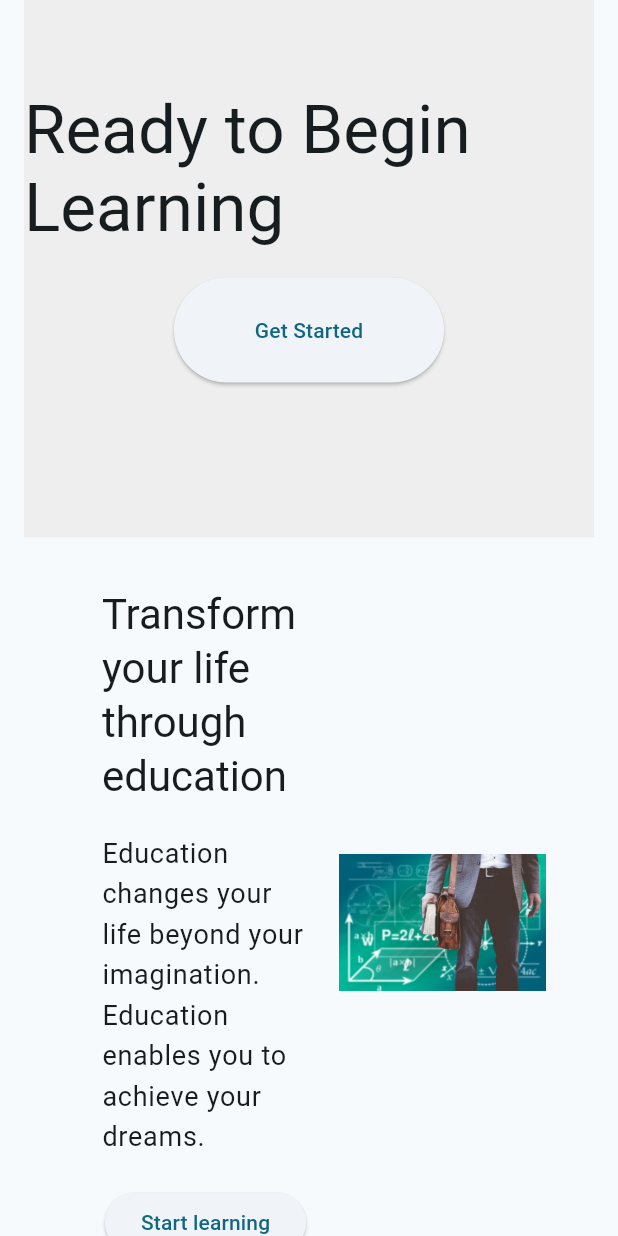
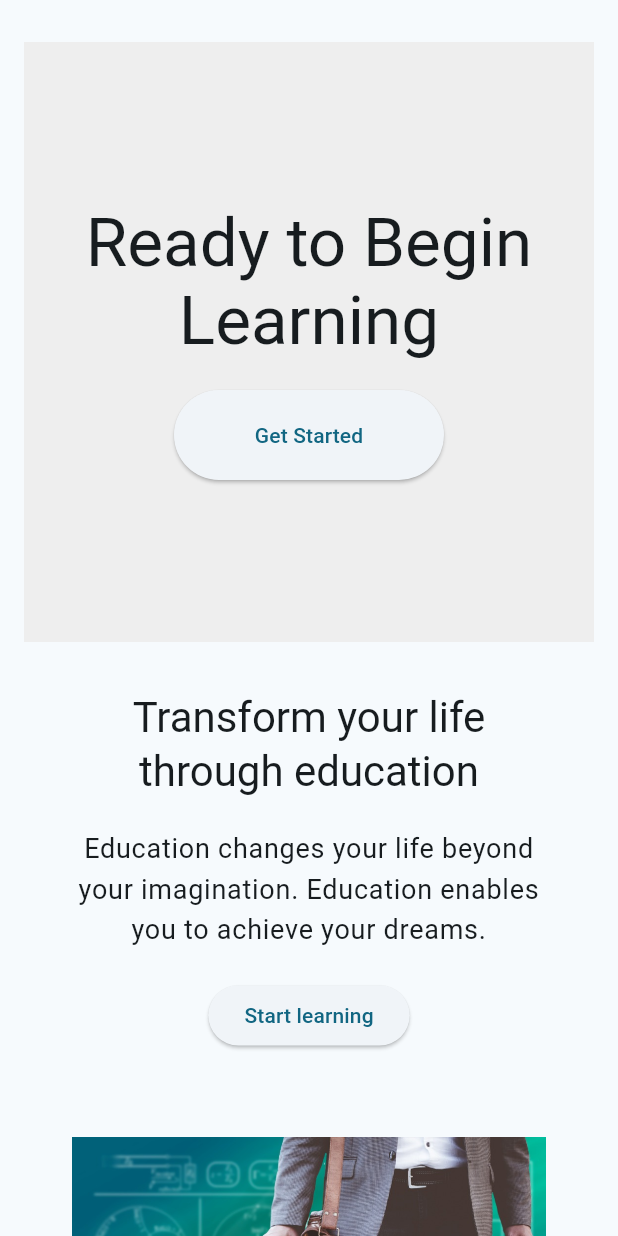
Before and after one commit to massimilianoporzio/flutter_academy, a Flutter app: the screen it shows after launch, scrolled down 1728 dp, after a tap on "Get Started", on a phone screen of 412 x 824 dp. Run offline on Flutter 3.47's test engine with Material 2 defaults, Android fonts, the phone set to English and light mode, and no system bars.

Commit message:
reposnive again

```diff
--- a/lib/pages/home_page.dart
+++ b/lib/pages/home_page.dart
@@ -6,17 +6,88 @@ import 'package:flutter_academy/widgets/featured_section.dart';
 import 'package:flutter_academy/widgets/footer.dart';
 import 'package:flutter_academy/widgets/header.dart';
 
+import '../res/responsive.dart';
+
 class HomePage extends StatelessWidget {
   const HomePage({super.key});
 
   @override
   Widget build(BuildContext context) {
     return Scaffold(
+      drawer: MediaQuery.of(context).size.width > ScreenSizes.md
+          ? null
+          : Drawer(
+              child: ListView(
+                children: [
+                  Container(
+                    color: Theme.of(context).primaryColor,
+                    padding: const EdgeInsets.all(16.0),
+                    child: Text(
+                      "Flutter Academy",
+                      style: Theme.of(context)
+                          .textTheme
+                          .titleLarge
+                          ?.copyWith(color: Colors.white),
+                    ),
+                  ),
+                  ListTile(
+                    title: const Text("Home"),
+                    onTap: () {},
+                  ),
+                  ListTile(
+                    title: const Text("Courses"),
+                    onTap: () {},
+                  ),
+                  ListTile(
+                    title: const Text("About"),
+                    onTap: () {},
+                  ),
+                  ListTile(
+                    title: const Text("Contact"),
+                    onTap: () {},
+                  ),
+                ],
+              ),
+            ),
       body: ListView(
         padding: const EdgeInsets.all(16.0),
         children: [
           AppBar(
-            title: const Text('Flutter Academy'),
+            title: Text('Flutter Academy',
+                style: TextStyle(
+                    color: Theme.of(context).colorScheme.onBackground)),
+            actions: (MediaQuery.of(context).size.width <= ScreenSizes.md)
+                ? null
+                : [
+                    TextButton(
+                      style: TextButton.styleFrom(
+                          //foregroundColor: Colors.white,
+                          ),
+                      onPressed: () {},
+                      child: const Text("Home"),
+                    ),
+                    TextButton(
+                      style: TextButton.styleFrom(
+                          //foregroundColor: Colors.white,
+                          ),
+                      onPressed: () {},
+                      child: const Text("Courses"),
+                    ),
+                    TextButton(
+                      style: TextButton.styleFrom(
+                          //foregroundColor: Colors.white,
+                          ),
+                      onPressed: () {},
+                      child: const Text("About"),
+                    ),
+                    TextButton(
+                      style: TextButton.styleFrom(
+                          // foregroundColor: Colors.white,
+                          ),
+                      onPressed: () {},
+                      child: const Text("Contact"),
+                    ),
+                  ],
           ),
           const Header(),
           const SizedBox(
@@ -37,7 +108,7 @@ class HomePage extends StatelessWidget {
             child: ListView(
               scrollDirection: Axis.horizontal,
               children: [
-                SizedBox(
+                const SizedBox(
                   width: 20,
                 ),
                 CourseCard(
--- /dev/null
+++ b/lib/res/responsive.dart
@@ -0,0 +1,15 @@
+import 'package:flutter/material.dart';
+
+class ScreenSizes {
+  static const double xs = 480.0;
+  static const double sm = 640.0;
+  static const double md = 768.0;
+  static const double lg = 1024.0;
+  static const double xl = 1280.0;
+  static const double xxl = 1536.0;
+}
+
+//mi ice di usare asse verticale se la larghezza è minore di 768
+Axis getAxis(double width) {
+  return width > ScreenSizes.md ? Axis.horizontal : Axis.vertical;
+}
--- a/lib/widgets/call_to_action.dart
+++ b/lib/widgets/call_to_action.dart
@@ -1,4 +1,5 @@
 import 'package:flutter/material.dart';
+import 'package:flutter_academy/res/responsive.dart';
 
 class CallToAction extends StatelessWidget {
   const CallToAction({super.key});
@@ -13,14 +14,21 @@ class CallToAction extends StatelessWidget {
       child: Column(mainAxisSize: MainAxisSize.min, children: [
         Text(
           "Ready to Begin Learning",
+          textAlign: TextAlign.center,
           style: Theme.of(context).textTheme.displayMedium,
         ),
         const SizedBox(
           height: 20,
         ),
         ElevatedButton(
-          onPressed: () {},
-          style: ElevatedButton.styleFrom(fixedSize: Size(180, 70)),
+          onPressed: () {
+            print("register");
+          },
+          style: ElevatedButton.styleFrom(
+            fixedSize: MediaQuery.of(context).size.width > ScreenSizes.md
+                ? const Size(180, 50)
+                : const Size(180, 60),
+          ),
           child: const Text('Get Started'),
         )
       ]),
--- a/lib/widgets/featured_section.dart
+++ b/lib/widgets/featured_section.dart
@@ -1,4 +1,5 @@
 import 'package:flutter/material.dart';
+import 'package:flutter_academy/res/responsive.dart';
 
 class FeaturedSection extends StatelessWidget {
   const FeaturedSection({
@@ -20,10 +21,15 @@ class FeaturedSection extends StatelessWidget {
 
   @override
   Widget build(BuildContext context) {
+    //prendo la larghezza del dispostivo
+    final width = MediaQuery.of(context).size.width;
     return Container(
+      //se schermo largo uso contenitore di altezza 600 se no lascio a null e andrò in colonna
+      height: width > ScreenSizes.md ? null : 600,
       width: 1340,
       padding: const EdgeInsets.all(32.0),
-      child: Row(
+      child: Flex(
+        direction: getAxis(width),
         children: [
           if (imageLeft)
             Expanded(
@@ -39,11 +45,13 @@ class FeaturedSection extends StatelessWidget {
               children: [
                 Text(
                   title,
+                  textAlign: TextAlign.center,
                   style: Theme.of(context).textTheme.headlineMedium,
                 ),
                 const SizedBox(height: 20.0),
                 Text(
                   description,
+                  textAlign: TextAlign.center,
                   style: Theme.of(context).textTheme.bodyLarge?.copyWith(
                         fontSize: 18.0,
                       ),
--- a/lib/widgets/footer.dart
+++ b/lib/widgets/footer.dart
@@ -1,29 +1,32 @@
 import 'package:flutter/material.dart';
+import 'package:flutter_academy/res/responsive.dart';
 
 class Footer extends StatelessWidget {
   const Footer({super.key});
 
   @override
   Widget build(BuildContext context) {
+    final width = MediaQuery.of(context).size.width;
     return Container(
-      height: 300,
+      // height: 300, //responsive! non lo uso +
       color: Colors.grey.shade900,
       child: Column(
         mainAxisAlignment: MainAxisAlignment.start,
+        mainAxisSize: MainAxisSize.min,
         children: [
           const SizedBox(
             height: 20,
           ),
           //tre expanded nella row mi prendono 1/3 ciascuno
-          const Expanded(
-            child: Row(
+          Flex(
+            direction: getAxis(width),
             crossAxisAlignment: CrossAxisAlignment.start,
             children: [
-                SizedBox(
+              if (width > ScreenSizes.md)
+                const SizedBox(
                   width: 20,
                 ),
-                Expanded(
-                  child: Column(
+              const Column(
                 crossAxisAlignment: CrossAxisAlignment.start,
                 children: [
                   FooterLink("Home"),
@@ -32,9 +35,8 @@ class Footer extends StatelessWidget {
                   FooterLink("Contact"),
                 ],
               ),
-                ),
-                Expanded(
-                  child: Column(
+              if (width > ScreenSizes.md) const Spacer(),
+              const Column(
                 crossAxisAlignment: CrossAxisAlignment.start,
                 children: [
                   FooterLink("Blog"),
@@ -42,26 +44,26 @@ class Footer extends StatelessWidget {
                   FooterLink("Join Us"),
                 ],
               ),
-                ),
-                Expanded(
-                  child: Column(
+              if (width > ScreenSizes.md) const Spacer(),
+              const Column(
                 crossAxisAlignment: CrossAxisAlignment.start,
                 children: [
                   FooterLink("Terms"),
                   FooterLink("Privacy Policy"),
                 ],
               ),
-                ),
             ],
-            ),
           ),
           const SizedBox(
             height: 10,
           ),
-          Row(
+          Flex(
+            direction: getAxis(width),
             children: [
               Padding(
-                padding: const EdgeInsets.only(left: 20.0),
+                padding: width > ScreenSizes.md
+                    ? const EdgeInsets.only(left: 20.0)
+                    : const EdgeInsets.all(10),
                 child: Text(
                   "Flutter Academy",
                   style: Theme.of(context).textTheme.headlineSmall?.copyWith(
@@ -69,9 +71,15 @@ class Footer extends StatelessWidget {
                       ),
                 ),
               ),
-              const Spacer(), //mi sposta il resto alla fine
+              width > ScreenSizes.md
+                  ? const Spacer()
+                  : const SizedBox(
+                      height: 10,
+                    ), //mi sposta il resto alla fine
               Padding(
-                padding: const EdgeInsets.only(right: 30.0),
+                padding: width > ScreenSizes.md
+                    ? const EdgeInsets.only(right: 30.0)
+                    : const EdgeInsets.only(bottom: 10),
                 child: Text(
                   "© 2018 Flutter Academy",
                   style: Theme.of(context)
--- a/lib/widgets/header.dart
+++ b/lib/widgets/header.dart
@@ -7,7 +7,7 @@ class Header extends StatelessWidget {
 
   @override
   Widget build(BuildContext context) {
-    return  Container(
+    return Container(
       height: 500.0,
       decoration: BoxDecoration(
         color: Colors.grey.shade100,
@@ -26,12 +26,14 @@ class Header extends StatelessWidget {
           const SizedBox(height: 40.0),
           Text(
             "Welcome to Flutter Academy",
+            textAlign: TextAlign.center,
             style: Theme.of(context).textTheme.displayMedium?.copyWith(
                   color: Colors.white,
                 ),
           ),
           Text(
             "Your one stop education hub to learn Flutter.",
+            textAlign: TextAlign.center,
             style: Theme.of(context)
                 .textTheme
                 .headlineSmall
```
Lines whose indentation alone changed are shown as unchanged.
